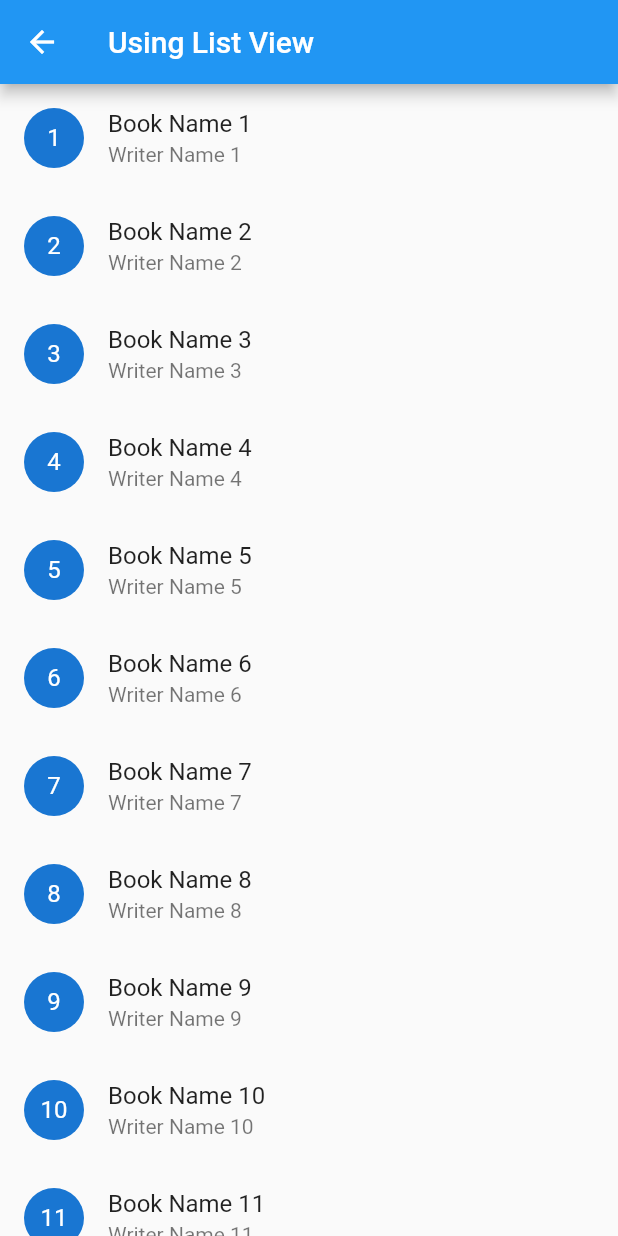
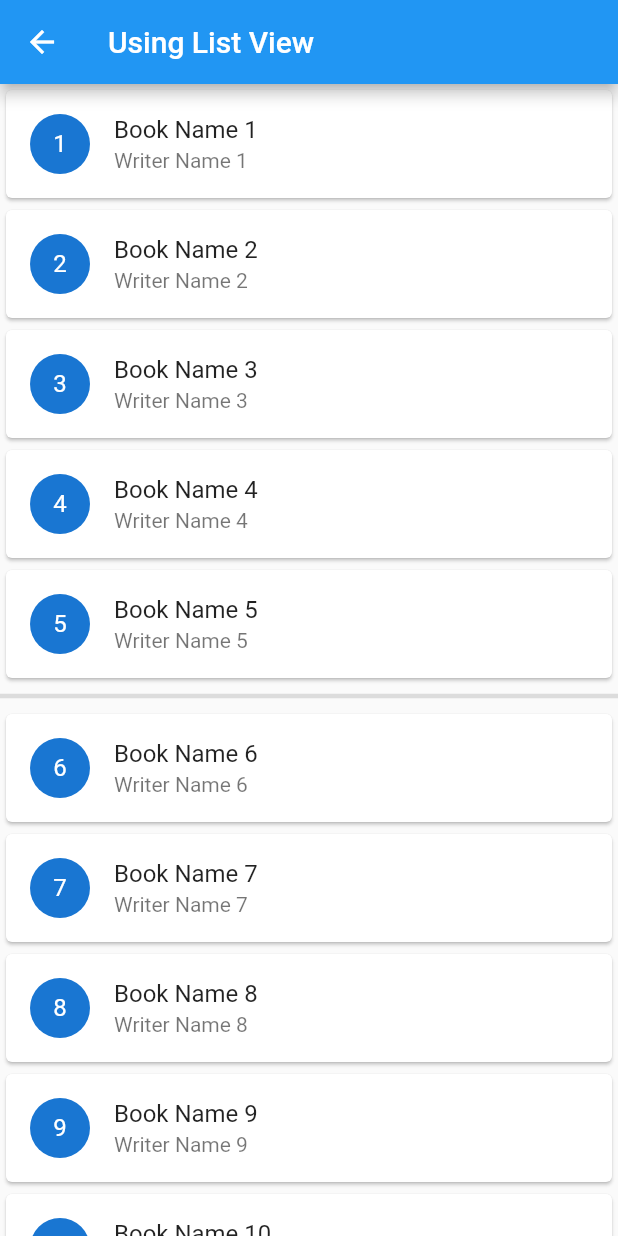
Before and after one commit to algonacci/list-type-widgets, a Flutter app: the UsingListView screen opened by its route, on a phone screen of 412 x 824 dp. Run offline on Flutter 3.47's test engine with Material 2 defaults, Android fonts, the phone set to English and light mode, and no system bars.

Commit message:
Update list_view.dart

```diff
--- a/lib/list_view.dart
+++ b/lib/list_view.dart
@@ -3,7 +3,7 @@ import 'package:flutter/material.dart';
 class UsingListView extends StatelessWidget {
   UsingListView({super.key});
   List<Book> allBooks = List.generate(
-    200,
+    2000,
     (index) => Book(
       index + 1,
       'Book Name ${index + 1}',
@@ -16,7 +16,36 @@ class UsingListView extends StatelessWidget {
       appBar: AppBar(
         title: const Text('Using List View'),
       ),
-      body: ListView(
+      body: ListView.separated(
+        itemBuilder: (context, index) {
+          var currentBook = allBooks[index];
+          return Card(
+            child: ListTile(
+              onTap: () => print('Clicked: ${currentBook.name}'),
+              title: Text(currentBook.name),
+              subtitle: Text(currentBook.writer),
+              leading: CircleAvatar(
+                child: Text(currentBook.id.toString()),
+              ),
+            ),
+          );
+        },
+        itemCount: allBooks.length,
+        separatorBuilder: (context, index) {
+          var newIndex = index + 1;
+          if (newIndex % 5 == 0) {
+            return const Divider(
+              thickness: 3,
+            );
+          }
+          return Container();
+        },
+      ),
+    );
+  }
+
+  ListView firstListView() {
+    return ListView(
       children: allBooks
           .map(
             (Book book) => ListTile(
@@ -28,7 +57,6 @@ class UsingListView extends StatelessWidget {
             ),
           )
           .toList(),
-      ),
     );
   }
 }
```
Lines whose indentation alone changed are shown as unchanged.
